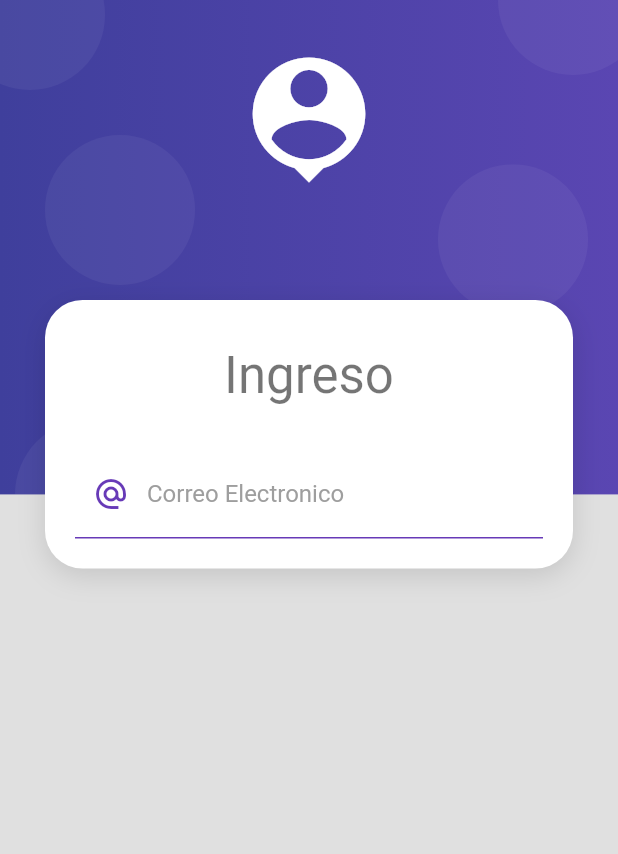
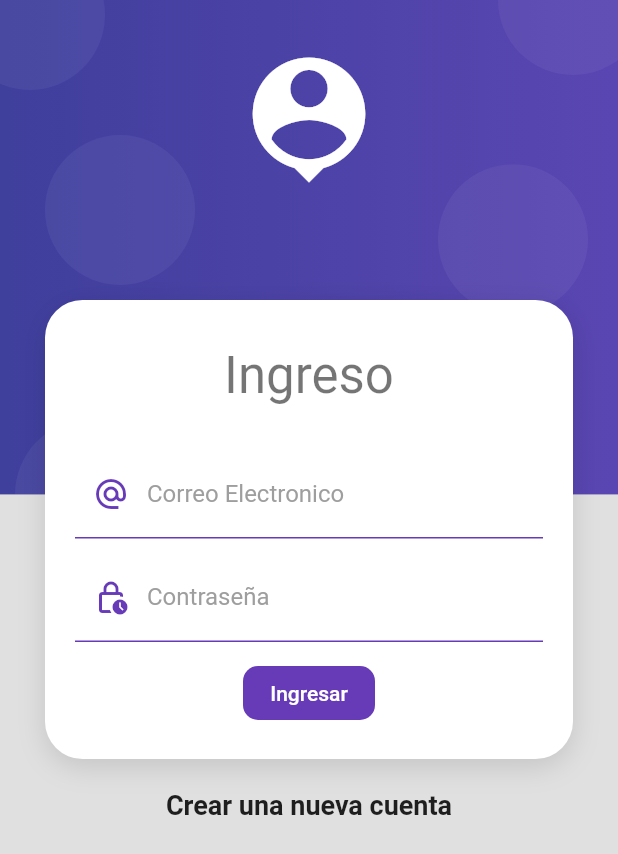
Before and after one commit to Brandon-code96/Proyecto-movil, a Flutter app: the LoginScreen screen opened by its route, on a phone screen of 412 x 824 dp. Shown: the top 854 px of the screen. Run offline on Flutter 3.47's test engine with Material 2 defaults, Android fonts, the light colour scheme and no system bars; our stand-ins replace flutter_swiper; network calls fail.

Commit message:
Login culminado, category en proceso

```diff
--- a/lib/main.dart
+++ b/lib/main.dart
@@ -11,10 +11,11 @@ class MyApp extends StatelessWidget{
   Widget build(BuildContext context) {
     return MaterialApp(
       debugShowCheckedModeBanner: false,
-      initialRoute: 'login',
+      initialRoute: 'home',
       routes: {
         'home': (_)=> const HomeScreen(),
         'login': (_)=> const LoginScreen(),
+        'category': (_)=> const CategoryScreen(),
       },
       theme: ThemeData.light().copyWith(
         scaffoldBackgroundColor: Colors.grey[300],
--- /dev/null
+++ b/lib/providers/login_form_provider.dart
@@ -0,0 +1,29 @@
+import 'package:flutter/material.dart';
+
+
+class LoginFormProvider extends ChangeNotifier {
+
+  GlobalKey<FormState> formKey = new GlobalKey<FormState>();
+
+  String email    = '';
+  String password = '';
+
+  bool _isLoading = false;
+  bool get isLoading => _isLoading;
+
+  set isLoading( bool value ) {
+    _isLoading = value;
+    notifyListeners();
+  }
+
+
+  bool isValidForm() {
+
+    print(formKey.currentState?.validate());
+
+    print('$email - $password');
+
+    return formKey.currentState?.validate() ?? false;
+  }
+
+}
--- a/lib/screen/home_screen.dart
+++ b/lib/screen/home_screen.dart
@@ -60,7 +60,9 @@ class _Buttons extends StatelessWidget {
                     primary: Colors.white,
                     textStyle: const TextStyle(fontSize: 20),
                   ),
-                  onPressed: () {},
+                  onPressed: () {
+                    Navigator.pushReplacementNamed(context, 'login');
+                  },
                   child: text,
                 ),
               ],
--- a/lib/screen/login_screen.dart
+++ b/lib/screen/login_screen.dart
@@ -1,5 +1,7 @@
+import 'package:application_movil/providers/login_form_provider.dart';
 import 'package:application_movil/widgets/widgets.dart';
 import 'package:flutter/material.dart';
+import 'package:provider/provider.dart';
 
 class LoginScreen extends StatelessWidget{
   const LoginScreen({Key? key}):super (key: key);
@@ -17,10 +19,16 @@ class LoginScreen extends StatelessWidget{
                     const SizedBox(height: 10),
                     Text('Ingreso', style: Theme.of(context).textTheme.headline4),
                     const SizedBox(height: 30),
-                    _LoginFomr(),
+                    ChangeNotifierProvider(
+                      create: (_)=> LoginFormProvider(),
+                      child: _LoginFomr(),
+                    )
                   ]
                 ),
-              )
+              ),
+              const SizedBox( height: 20 ),
+              const Text('Crear una nueva cuenta', style: TextStyle( fontSize: 18, fontWeight: FontWeight.bold ),),
+              const SizedBox( height: 20 ),
             ],
           )
         )
@@ -32,14 +40,81 @@ class LoginScreen extends StatelessWidget{
 class _LoginFomr extends StatelessWidget{
   @override
   Widget build(BuildContext context) {
+    final loginForm = Provider.of<LoginFormProvider>(context);
     return Container(
       child: Form(
+        key: loginForm.formKey,
+        autovalidateMode: AutovalidateMode.onUserInteraction,
         child: Column(
           children: [
             TextFormField(
               autocorrect: false,
               keyboardType: TextInputType.emailAddress,
-              decoration:const InputDecoration(
+              decoration:AuthInputDecoration(
+                hinText: 'user@gmail.com',
+                labelText: 'Correo Electronico',
+                prefIcon: Icons.alternate_email,
+              ),
+              onChanged: (value) => loginForm.email = value,
+              validator: (value){
+                String pattern = r'^(([^<>()[\]\\.,;:\s@\"]+(\.[^<>()[\]\\.,;:\s@\"]+)*)|(\".+\"))@((\[[0-9]{1,3}\.[0-9]{1,3}\.[0-9]{1,3}\.[0-9]{1,3}\])|(([a-zA-Z\-0-9]+\.)+[a-zA-Z]{2,}))$';
+                RegExp regExp  = new RegExp(pattern);
+                return regExp.hasMatch(value ?? '')
+                  ? null
+                  : 'No es un correo valido';
+              },
+            ),
+            const SizedBox(height: 10),
+            TextFormField(
+              autocorrect: false,
+              obscureText: true,
+              keyboardType: TextInputType.emailAddress,
+              decoration:AuthInputDecoration(
+                hinText: '****',
+                labelText: 'Contraseña',
+                prefIcon: Icons.lock_clock_outlined,
+              ),
+              onChanged: (value) => loginForm.password = value,
+              validator: (value){
+                return (value != null && value.length>= 6)
+                ? null
+                : 'La contraseña como minimo debe tener 6 caracteres';
+              },
+            ),
+            const SizedBox(height: 10),
+            MaterialButton(
+              shape: RoundedRectangleBorder(borderRadius: BorderRadius.circular(10)),
+              disabledColor: Colors.grey,
+              elevation: 0,
+              color: Colors.deepPurple,
+              child: Text(
+                loginForm.isLoading
+                ? 'Espere'
+                : 'Ingresar',
+                style: TextStyle(color: Colors.white),
+              ),
+              onPressed: loginForm.isLoading ? null : ()async{
+                FocusScope.of(context).unfocus();
+                if(!loginForm.isValidForm()) return;
+                loginForm.isLoading = true;
+                await Future.delayed(Duration(seconds: 2));
+                loginForm.isLoading = false;
+                Navigator.pushReplacementNamed(context, 'home');
+              }
+            )
+          ],
+        )
+      ),
+    );
+  }
+
+  InputDecoration AuthInputDecoration({
+    required String hinText,
+    required String labelText,
+    IconData? prefIcon,
+  })
+  {
+    return InputDecoration(
       enabledBorder: UnderlineInputBorder(
         borderSide: BorderSide(
           color: Colors.deepPurple
@@ -51,18 +126,14 @@ class _LoginFomr extends StatelessWidget{
           width: 2,
         )
       ),
-                hintText: 'name@gmail.com',
-                labelText: 'Correo Electronico',
+      hintText: hinText,
+      labelText: labelText,
       labelStyle: TextStyle(
         color: Colors.grey
       ),
-                prefixIcon: Icon(Icons.alternate_email, color: Colors.deepPurple,)
-              )
-            )
-          ],
-        )
-      ),
+      prefixIcon: prefIcon != null
+      ? Icon(prefIcon, color: Colors.deepPurple,)
+      : null,
     );
   }
-
 }
--- a/lib/screen/screen.dart
+++ b/lib/screen/screen.dart
@@ -1,2 +1,3 @@
 export 'package:application_movil/screen/home_screen.dart';
 export 'package:application_movil/screen/login_screen.dart';
+export 'package:application_movil/screen/category_screen.dart';
--- a/pubspec.yaml
+++ b/pubspec.yaml
@@ -34,6 +34,8 @@ dependencies:
   # The following adds the Cupertino Icons font to your application.
   # Use with the CupertinoIcons class for iOS style icons.
   cupertino_icons: ^1.0.2
+  provider: ^6.0.3
+  flutter_swiper: ^1.1.6
 
 dev_dependencies:
   flutter_test:
```
Also changed, not shown: lib/screen/category_screen.dart (added, +25 -0 lines), pubspec.lock. Lines whose indentation alone changed are shown as unchanged.
